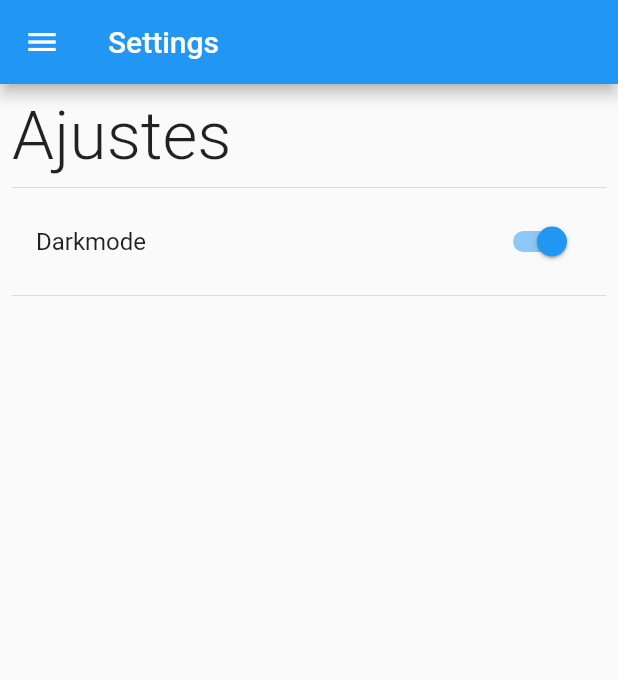
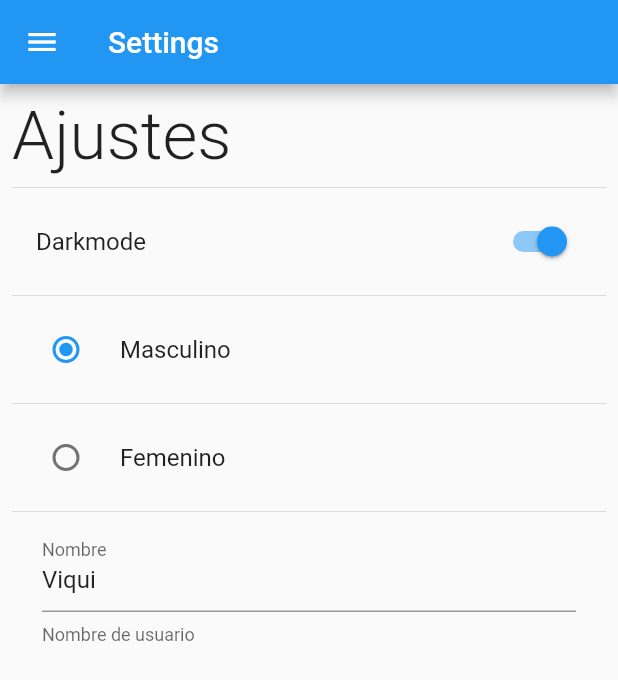
Before and after one commit to Viqui-Alaro/preferences_usuario, a Flutter app: the SettingScreen screen opened by its route, on a phone screen of 412 x 824 dp. Shown: the top 680 px of the screen. Run offline on Flutter 3.47's test engine with Material 2 defaults, Android fonts, the phone set to English and light mode, and no system bars.

Commit message:
implementacion de radio list title

```diff
--- a/lib/screens/settings_screen.dart
+++ b/lib/screens/settings_screen.dart
@@ -33,6 +33,32 @@ class SettingScreen extends StatelessWidget {
 
               }),
               Divider(),
+              RadioListTile(
+                value: 1,
+                groupValue: 1,
+                title: const Text('Masculino'),
+                onChanged: (value){
+
+                }),
+                Divider(),
+              RadioListTile(
+                value: 2,
+                groupValue: 1,
+                title: const Text('Femenino'),
+                onChanged: (value){
+
+                }),
+                const Divider(),
+                Padding(
+                  padding: const EdgeInsets.symmetric(horizontal: 20),
+                  child: TextFormField(
+                    initialValue: 'Viqui',
+                    decoration: const InputDecoration(
+                      labelText: 'Nombre',
+                      helperText: 'Nombre de usuario'
+                    ),
+                  ),
+                )
 
 
             ],
```
